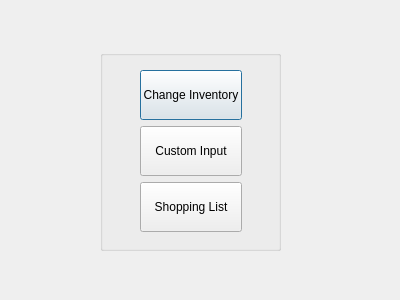
Old version of the form actionmenu.ui in the repository NoHeat/GUI.
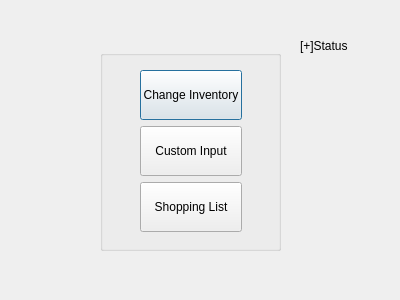
New version of the form.

What changed in the file:
```diff
--- a/actionmenu.ui
+++ b/actionmenu.ui
@@ -77,6 +77,19 @@
     </layout>
    </widget>
   </widget>
+  <widget class="QLabel" name="connectionStatusAction">
+   <property name="geometry">
+    <rect>
+     <x>300</x>
+     <y>30</y>
+     <width>81</width>
+     <height>31</height>
+    </rect>
+   </property>
+   <property name="text">
+    <string>[+]Status</string>
+   </property>
+  </widget>
  </widget>
  <resources/>
  <connections/>
```
Left out of the diff: 2 changed lines with no effect on the pictures.
